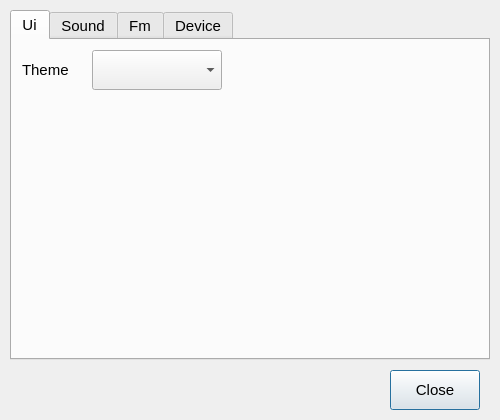
Qt form settings.ui (marcogrecopriolo/guglielmo) before a commit.
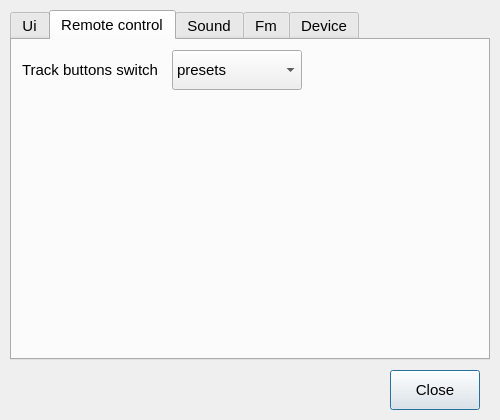
The same form after that commit. The open tabs and pages were chosen to show the change.

```diff
--- a/settings.ui
+++ b/settings.ui
@@ -71,6 +71,54 @@
      </property>
     </widget>
    </widget>
+   <widget class="QWidget" name="remoteTab">
+    <attribute name="title">
+     <string>Remote control</string>
+    </attribute>
+    <widget class="QLabel" name="remoteLabel">
+     <property name="geometry">
+      <rect>
+       <x>10</x>
+       <y>10</y>
+       <width>150</width>
+       <height>40</height>
+      </rect>
+     </property>
+     <property name="font">
+      <font>
+       <pointsize>11</pointsize>
+      </font>
+     </property>
+     <property name="text">
+      <string>Track buttons switch</string>
+     </property>
+    </widget>
+    <widget class="QComboBox" name="remoteComboBox">
+     <property name="geometry">
+      <rect>
+       <x>160</x>
+       <y>10</y>
+       <width>130</width>
+       <height>40</height>
+      </rect>
+     </property>
+     <property name="font">
+      <font>
+       <pointsize>11</pointsize>
+      </font>
+     </property>
+     <item>
+      <property name="text">
+       <string>presets</string>
+      </property>
+     </item>
+     <item>
+      <property name="text">
+       <string>stations</string>
+      </property>
+     </item>
+    </widget>
+   </widget>
    <widget class="QWidget" name="soundTab">
     <attribute name="title">
      <string>Sound</string>
```
